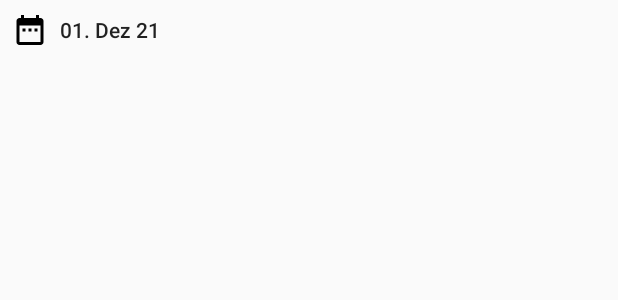
After one commit to carvaq/Capstone-Project, an Android app: the layout date_view.xml on its own in the app's theme, with its tools: preview values and no code run, on a phone screen of 412 x 824 dp. The commit adds this screen. Shown: the top 300 px of the screen. Run offline under Robolectric (Android 15) with nearby library versions, the phone set to English and light mode, and no system bars.

Commit message:
Clickable backgrounds

```diff
--- a/app/build.gradle
+++ b/app/build.gradle
@@ -32,7 +32,7 @@ android {
 	}
 }
 
-def playServices = "10.0.1"
+def playServices = "9.8.0"
 
 dependencies {
 
--- /dev/null
+++ b/app/src/main/res/drawable-v21/selection_bg.xml
@@ -0,0 +1,3 @@
+<?xml version="1.0" encoding="utf-8"?>
+<ripple xmlns:android="http://schemas.android.com/apk/res/android"
+        android:color="@color/colorPressed"/>
--- /dev/null
+++ b/app/src/main/res/drawable/selection_bg.xml
@@ -0,0 +1,13 @@
+<?xml version="1.0" encoding="utf-8"?>
+<selector xmlns:android="http://schemas.android.com/apk/res/android">
+	<item android:state_pressed="true">
+		<shape android:shape="rectangle">
+			<solid android:color="@color/colorPressed"/>
+		</shape>
+	</item>
+	<item>
+		<shape android:shape="rectangle">
+			<solid android:color="@android:color/transparent"/>
+		</shape>
+	</item>
+</selector>
--- /dev/null
+++ b/app/src/main/res/layout/date_view.xml
@@ -0,0 +1,11 @@
+<?xml version="1.0" encoding="utf-8"?>
+<TextView
+	xmlns:android="http://schemas.android.com/apk/res/android"
+	xmlns:tools="http://schemas.android.com/tools"
+	style="@style/AppTheme.TextWithImage"
+	android:background="@drawable/selection_bg"
+	android:drawableStart="@drawable/ic_calendar"
+	android:visibility="gone"
+	tools:text="01. Dez 21"
+	tools:visibility="visible"
+	tools:showIn="@layout/fragment_date_page"/>
--- a/app/src/main/res/layout/fragment_name_page.xml
+++ b/app/src/main/res/layout/fragment_name_page.xml
@@ -26,6 +26,7 @@
 					style="@style/AppTheme.Label"
 					android:layout_width="match_parent"
 					android:layout_marginBottom="@dimen/section_separator"
+					android:maxLines="2"
 					android:layout_marginTop="@dimen/widget_padding"
 					android:text="@string/label_name_of_place"
 					android:textAppearance="@style/TextAppearance.AppCompat.Large"/>
--- a/app/src/main/res/values/styles.xml
+++ b/app/src/main/res/values/styles.xml
@@ -35,6 +35,7 @@
 	</style>
 
 	<style name="AppTheme.Label">
+		<item name="android:maxLines">1</item>
 		<item name="android:layout_marginTop">@dimen/section_separator</item>
 		<item name="android:textAllCaps">true</item>
 		<item name="android:textAppearance">@style/TextAppearance.AppCompat.Body1</item>
```
Also changed, not shown: app/src/main/java/com/cvv/fanstaticapps/travelperfect/view/TripAdapter.java (+22 -20 lines), app/src/main/res/layout/dates_section.xml (+6 -8 lines), app/src/main/res/layout/fragment_date_page.xml (+8 -18 lines), app/src/main/res/layout/item_trip.xml (+6 -4 lines), app/src/main/res/layout/time_view.xml (added, +11 -0 lines).
